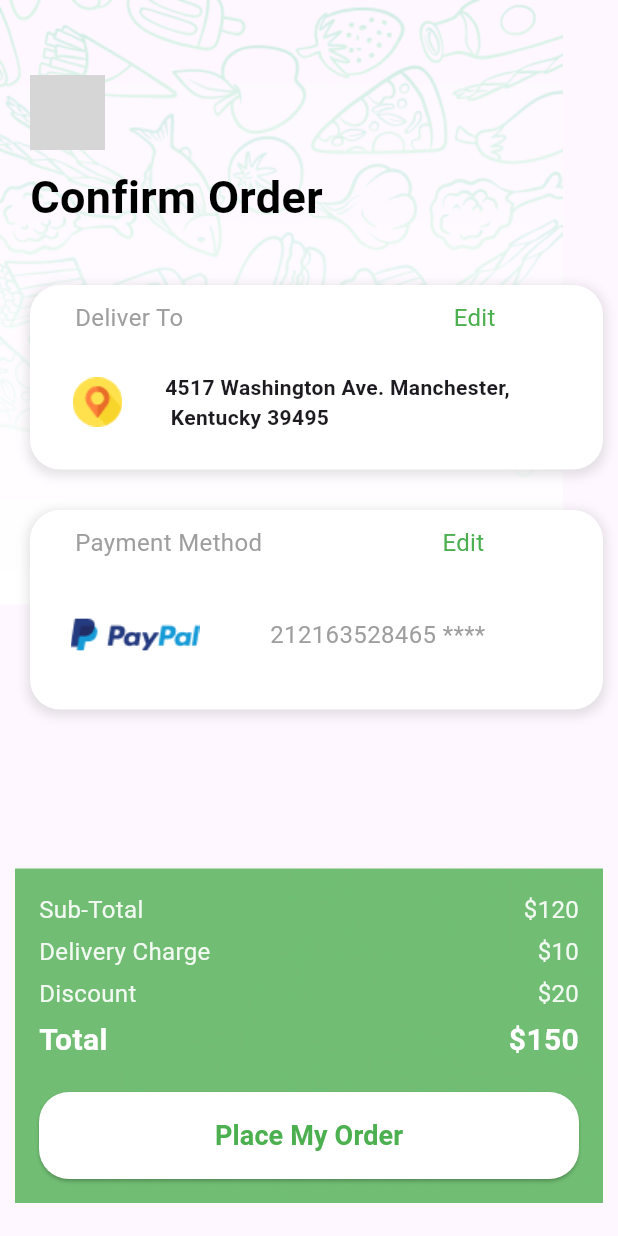
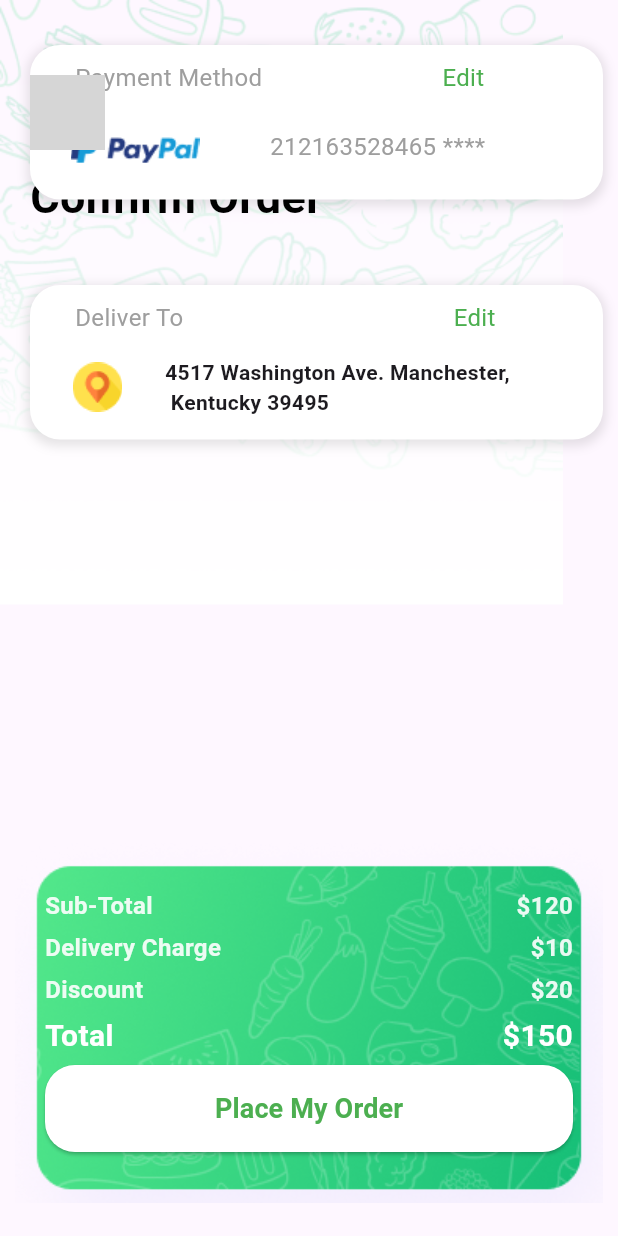
Before and after one commit to a7medelnoor/flutter_food_ninja, a Flutter app: the ConfirmOrderScreen screen opened directly, on a phone screen of 412 x 824 dp. Run offline on Flutter 3.47's test engine with Material 2 defaults, Android fonts, the phone set to English and light mode, and no system bars; grey boxes are pictures that could not be loaded.

Commit message:
confirm screen complete

```diff
--- a/lib/presentation/order/confirm_order_screen.dart
+++ b/lib/presentation/order/confirm_order_screen.dart
@@ -92,7 +92,7 @@ class _ConfirmOrderScreenState extends State<ConfirmOrderScreen> {
                         Image.asset(
                           "assets/images/place_order/icon_location.png",
                           width: 90,
-                          height: 90,
+                          height: 70,
                         ),
                         Text(
                           "4517 Washington Ave. Manchester,\n Kentucky 39495",
@@ -108,7 +108,7 @@ class _ConfirmOrderScreenState extends State<ConfirmOrderScreen> {
               ),
             ),
             Positioned(
-              top: 340,
+              top: 30,
               left: 20,
               right: 10,
               child: Container(
@@ -162,7 +162,7 @@ class _ConfirmOrderScreenState extends State<ConfirmOrderScreen> {
                           Image.asset(
                             "assets/images/place_order/payment_paypal.png",
                             width: 100,
-                            height: 100,
+                            height: 70,
                           ),
                           SizedBox(
                             width: 40,
@@ -187,20 +187,23 @@ class _ConfirmOrderScreenState extends State<ConfirmOrderScreen> {
               left: 10,
               right: 10,
               child: Container(
-                decoration: BoxDecoration(
+                width: double.infinity, // Set the width to expand to the full available width
+                height: 240, // Set your desired height
+                decoration:  BoxDecoration(
                   image: DecorationImage(
-                    image: AssetImage(
-                        "assets/images/place_order/bottom_patterns_place_order.png"),
+                    image: AssetImage("assets/images/place_order/price_info_box.png"),
                     fit: BoxFit.cover,
                   ),
                   borderRadius: BorderRadius.only(
-                    topLeft: Radius.circular(20),
-                    topRight: Radius.circular(20),
+                    topLeft: Radius.circular(18),
+                    topRight: Radius.circular(18),
                   ),
                 ),
                 child: Container(
-                  padding: EdgeInsets.all(16),
-                  color: Colors.green.withOpacity(0.8),
+                  padding: EdgeInsets.only(left: 20, right: 20, top: 30, bottom: 10),
+                  decoration: BoxDecoration(
+                    borderRadius: BorderRadius.circular(18),
+                  ),
                   child: Column(
                     crossAxisAlignment: CrossAxisAlignment.start,
                     children: [
@@ -212,6 +215,7 @@ class _ConfirmOrderScreenState extends State<ConfirmOrderScreen> {
                             style: TextStyle(
                               fontSize: 16,
                               color: Colors.white.withOpacity(0.9),
+                              fontWeight: FontWeight.w600
                             ),
                           ),
                           SizedBox(height: 10),
@@ -220,7 +224,7 @@ class _ConfirmOrderScreenState extends State<ConfirmOrderScreen> {
                             style: TextStyle(
                               fontSize: 16,
                               color: Colors.white.withOpacity(0.9),
-                              fontWeight: FontWeight.normal,
+                                fontWeight: FontWeight.w600
                             ),
                           )
                         ],
@@ -234,6 +238,8 @@ class _ConfirmOrderScreenState extends State<ConfirmOrderScreen> {
                             style: TextStyle(
                               fontSize: 16,
                               color: Colors.white.withOpacity(0.9),
+                                fontWeight: FontWeight.w600
+
                             ),
                           ),
                           SizedBox(height: 10),
@@ -242,7 +248,7 @@ class _ConfirmOrderScreenState extends State<ConfirmOrderScreen> {
                             style: TextStyle(
                               fontSize: 16,
                               color: Colors.white.withOpacity(0.9),
-                              fontWeight: FontWeight.normal,
+                                fontWeight: FontWeight.w600
                             ),
                           )
                         ],
@@ -256,6 +262,8 @@ class _ConfirmOrderScreenState extends State<ConfirmOrderScreen> {
                             style: TextStyle(
                               fontSize: 16,
                               color: Colors.white.withOpacity(0.9),
+                                fontWeight: FontWeight.w600
+
                             ),
                           ),
                           SizedBox(height: 10),
@@ -264,7 +272,7 @@ class _ConfirmOrderScreenState extends State<ConfirmOrderScreen> {
                             style: TextStyle(
                               fontSize: 16,
                               color: Colors.white.withOpacity(0.9),
-                              fontWeight: FontWeight.normal,
+                                fontWeight: FontWeight.w600
                             ),
                           )
                         ],
@@ -292,8 +300,9 @@ class _ConfirmOrderScreenState extends State<ConfirmOrderScreen> {
                           )
                         ],
                       ),
-                      SizedBox(height: 20),
+                      SizedBox(height: 5),
                       Container(
+                        padding: EdgeInsets.only(bottom: 10),
                         width: double.infinity,
                         child: ElevatedButton(
                           onPressed: () {
--- a/pubspec.yaml
+++ b/pubspec.yaml
@@ -146,6 +146,7 @@ flutter:
    - assets/images/place_order/payment_payoneer.png
    - assets/images/place_order/payment_paypal.png
    - assets/images/place_order/payment_visa.png
+   - assets/images/place_order/price_info_box.png
 
   # An image asset can refer to one or more resolution-specific "variants", see
   # https://flutter.dev/assets-and-images/#resolution-aware
```
Also changed, not shown: assets/images/place_order/price_info_box.png (added).
